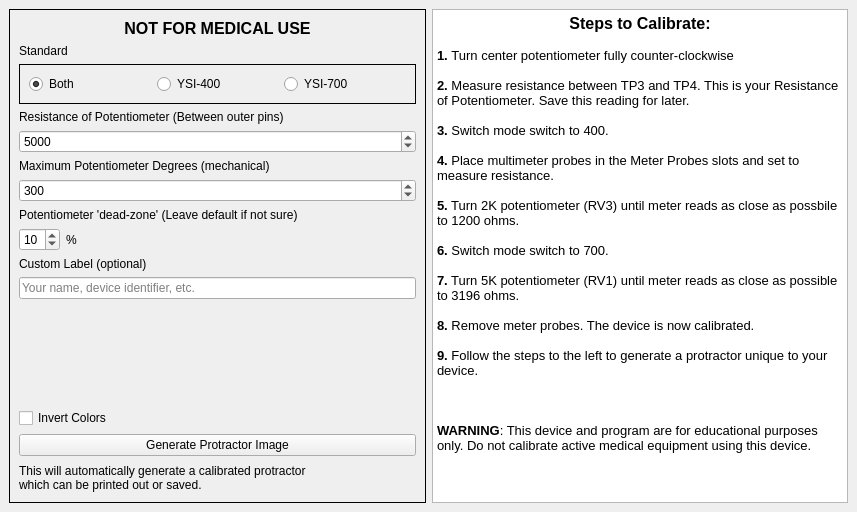
First picture: the form in protractor_ui.ui, repository HTM-Workshop/protractor-generator, before the edit.
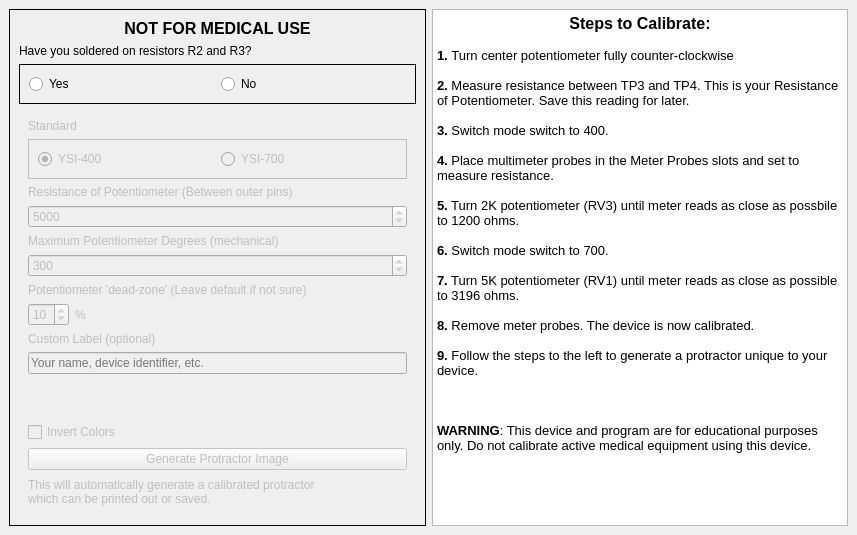
Second picture: the form after the edit.

Commit message: Changed program to allow for both linear and divided modes

```diff
--- a/protractor_ui.ui
+++ b/protractor_ui.ui
@@ -7,13 +7,13 @@
     <x>0</x>
     <y>0</y>
     <width>857</width>
-    <height>512</height>
+    <height>535</height>
    </rect>
   </property>
   <property name="minimumSize">
    <size>
     <width>857</width>
-    <height>512</height>
+    <height>535</height>
    </size>
   </property>
   <property name="maximumSize">
@@ -60,58 +60,43 @@
      </widget>
     </item>
     <item row="0" column="0">
-     <widget class="QFrame" name="">
+     <widget class="QFrame" name="frame">
+      <property name="enabled">
+       <bool>true</bool>
+      </property>
       <property name="frameShape">
        <enum>QFrame::Box</enum>
       </property>
       <layout class="QGridLayout" name="gridLayout_2">
        <item row="3" column="0">
-        <widget class="QLabel" name="label_2">
-         <property name="text">
-          <string>Resistance of Potentiometer (Between outer pins)</string>
+        <widget class="QFrame" name="main_control_frame">
+         <property name="enabled">
+          <bool>false</bool>
          </property>
-        </widget>
-       </item>
-       <item row="7" column="0">
-        <widget class="QLabel" name="label_4">
+         <layout class="QVBoxLayout" name="verticalLayout_2">
+          <item>
+           <widget class="QLabel" name="label_6">
          <property name="text">
-          <string>Potentiometer 'dead-zone' (Leave default if not sure)</string>
+             <string>Standard</string>
          </property>
         </widget>
        </item>
-       <item row="17" column="0">
-        <widget class="QPushButton" name="button_generate">
-         <property name="text">
-          <string>Generate Protractor Image</string>
-         </property>
-        </widget>
-       </item>
-       <item row="2" column="0">
-        <widget class="QFrame" name="horizontalFrame">
+          <item>
+           <widget class="QFrame" name="standard_select_frame">
          <property name="frameShape">
           <enum>QFrame::Box</enum>
          </property>
          <layout class="QHBoxLayout" name="horizontalLayout_2">
-          <item>
-           <widget class="QRadioButton" name="ysi_both">
-            <property name="text">
-             <string>Both</string>
-            </property>
-            <property name="checked">
-             <bool>true</bool>
-            </property>
-           </widget>
-          </item>
           <item>
            <widget class="QRadioButton" name="ysi_400_button">
             <property name="enabled">
-             <bool>true</bool>
+                <bool>false</bool>
             </property>
             <property name="text">
              <string>YSI-400</string>
             </property>
             <property name="checked">
-             <bool>false</bool>
+                <bool>true</bool>
             </property>
            </widget>
           </item>
@@ -125,7 +110,98 @@
          </layout>
         </widget>
        </item>
-       <item row="12" column="0">
+          <item>
+           <widget class="QLabel" name="label_2">
+            <property name="text">
+             <string>Resistance of Potentiometer (Between outer pins)</string>
+            </property>
+           </widget>
+          </item>
+          <item>
+           <widget class="QSpinBox" name="spinbox_resistance">
+            <property name="minimum">
+             <number>1</number>
+            </property>
+            <property name="maximum">
+             <number>99999999</number>
+            </property>
+            <property name="value">
+             <number>5000</number>
+            </property>
+           </widget>
+          </item>
+          <item>
+           <widget class="QLabel" name="label">
+            <property name="text">
+             <string>Maximum Potentiometer Degrees (mechanical)</string>
+            </property>
+           </widget>
+          </item>
+          <item>
+           <widget class="QSpinBox" name="spinbox_degrees">
+            <property name="minimum">
+             <number>45</number>
+            </property>
+            <property name="maximum">
+             <number>359</number>
+            </property>
+            <property name="value">
+             <number>300</number>
+            </property>
+           </widget>
+          </item>
+          <item>
+           <widget class="QLabel" name="label_4">
+            <property name="text">
+             <string>Potentiometer 'dead-zone' (Leave default if not sure)</string>
+            </property>
+           </widget>
+          </item>
+          <item>
+           <layout class="QHBoxLayout" name="horizontalLayout">
+            <item>
+             <widget class="QSpinBox" name="spinbox_deadzone">
+              <property name="minimum">
+               <number>1</number>
+              </property>
+              <property name="maximum">
+               <number>40</number>
+              </property>
+              <property name="value">
+               <number>10</number>
+              </property>
+             </widget>
+            </item>
+            <item>
+             <widget class="QLabel" name="label_5">
+              <property name="text">
+               <string>%</string>
+              </property>
+             </widget>
+            </item>
+            <item>
+             <spacer name="horizontalSpacer">
+              <property name="orientation">
+               <enum>Qt::Horizontal</enum>
+              </property>
+              <property name="sizeHint" stdset="0">
+               <size>
+                <width>40</width>
+                <height>20</height>
+               </size>
+              </property>
+             </spacer>
+            </item>
+           </layout>
+          </item>
+          <item>
+           <widget class="QLabel" name="label_8">
+            <property name="text">
+             <string>Custom Label (optional)</string>
+            </property>
+           </widget>
+          </item>
+          <item>
         <widget class="QLineEdit" name="line_custom_label">
          <property name="maxLength">
           <number>64</number>
@@ -135,20 +211,7 @@
          </property>
         </widget>
        </item>
-       <item row="4" column="0">
-        <widget class="QSpinBox" name="spinbox_resistance">
-         <property name="minimum">
-          <number>1</number>
-         </property>
-         <property name="maximum">
-          <number>99999999</number>
-         </property>
-         <property name="value">
-          <number>5000</number>
-         </property>
-        </widget>
-       </item>
-       <item row="14" column="0">
+          <item>
         <spacer name="verticalSpacer">
          <property name="orientation">
           <enum>Qt::Vertical</enum>
@@ -161,6 +224,37 @@
          </property>
         </spacer>
        </item>
+          <item>
+           <widget class="QCheckBox" name="checkbox_invert">
+            <property name="text">
+             <string>Invert Colors</string>
+            </property>
+           </widget>
+          </item>
+          <item>
+           <widget class="QPushButton" name="button_generate">
+            <property name="text">
+             <string>Generate Protractor Image</string>
+            </property>
+           </widget>
+          </item>
+          <item>
+           <widget class="QLabel" name="label_3">
+            <property name="minimumSize">
+             <size>
+              <width>323</width>
+              <height>31</height>
+             </size>
+            </property>
+            <property name="text">
+             <string>This will automatically generate a calibrated protractor
+which can be printed out or saved.</string>
+            </property>
+           </widget>
+          </item>
+         </layout>
+        </widget>
+       </item>
        <item row="0" column="0">
         <widget class="QLabel" name="label_7">
          <property name="font">
@@ -178,96 +272,34 @@
          </property>
         </widget>
        </item>
-       <item row="6" column="0">
-        <widget class="QSpinBox" name="spinbox_degrees">
-         <property name="minimum">
-          <number>45</number>
-         </property>
-         <property name="maximum">
-          <number>359</number>
-         </property>
-         <property name="value">
-          <number>300</number>
-         </property>
-        </widget>
-       </item>
-       <item row="18" column="0">
-        <widget class="QLabel" name="label_3">
-         <property name="minimumSize">
-          <size>
-           <width>323</width>
-           <height>31</height>
-          </size>
-         </property>
-         <property name="text">
-          <string>This will automatically generate a calibrated protractor
-which can be printed out or saved.</string>
-         </property>
-        </widget>
-       </item>
        <item row="1" column="0">
-        <widget class="QLabel" name="label_6">
+        <widget class="QLabel" name="label_17">
          <property name="text">
-          <string>Standard</string>
+          <string>Have you soldered on resistors R2 and R3?</string>
          </property>
         </widget>
        </item>
-       <item row="11" column="0">
-        <widget class="QLabel" name="label_8">
-         <property name="text">
-          <string>Custom Label (optional)</string>
+       <item row="2" column="0">
+        <widget class="QFrame" name="horizontalFrame">
+         <property name="frameShape">
+          <enum>QFrame::Box</enum>
          </property>
-        </widget>
-       </item>
-       <item row="9" column="0">
-        <layout class="QHBoxLayout" name="horizontalLayout">
+         <layout class="QHBoxLayout" name="horizontalLayout_3">
          <item>
-          <widget class="QSpinBox" name="spinbox_deadzone">
-           <property name="minimum">
-            <number>1</number>
-           </property>
-           <property name="maximum">
-            <number>40</number>
-           </property>
-           <property name="value">
-            <number>10</number>
-           </property>
+           <widget class="QRadioButton" name="radio_resist_yes">
+            <property name="text">
+             <string>Yes</string>
+            </property>
           </widget>
          </item>
          <item>
-          <widget class="QLabel" name="label_5">
+           <widget class="QRadioButton" name="radio_resist_no">
            <property name="text">
-            <string>%</string>
+             <string>No</string>
            </property>
           </widget>
          </item>
-         <item>
-          <spacer name="horizontalSpacer">
-           <property name="orientation">
-            <enum>Qt::Horizontal</enum>
-           </property>
-           <property name="sizeHint" stdset="0">
-            <size>
-             <width>40</width>
-             <height>20</height>
-            </size>
-           </property>
-          </spacer>
-         </item>
-        </layout>
-       </item>
-       <item row="5" column="0">
-        <widget class="QLabel" name="label">
-         <property name="text">
-          <string>Maximum Potentiometer Degrees (mechanical)</string>
-         </property>
-        </widget>
-       </item>
-       <item row="15" column="0">
-        <widget class="QCheckBox" name="checkbox_invert">
-         <property name="text">
-          <string>Invert Colors</string>
-         </property>
+         </layout>
         </widget>
        </item>
       </layout>
```
Lines whose indentation alone changed are shown as unchanged. The commit also changes 2 other files.
